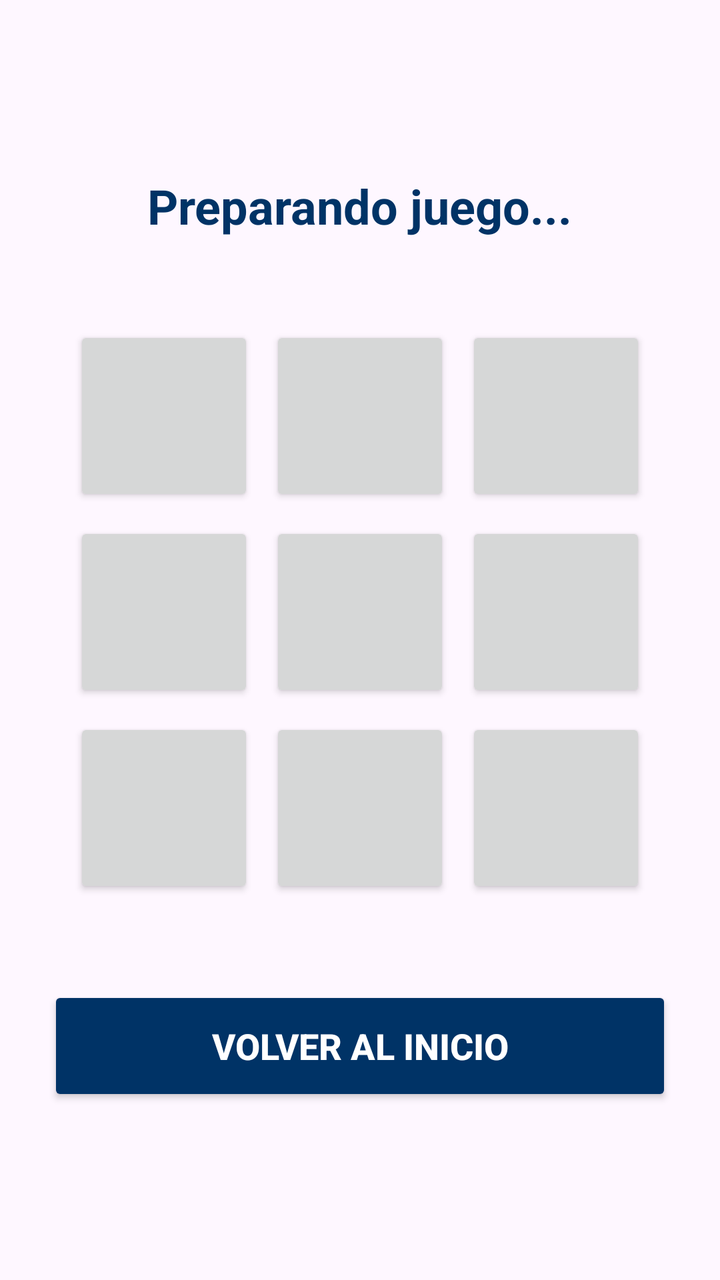
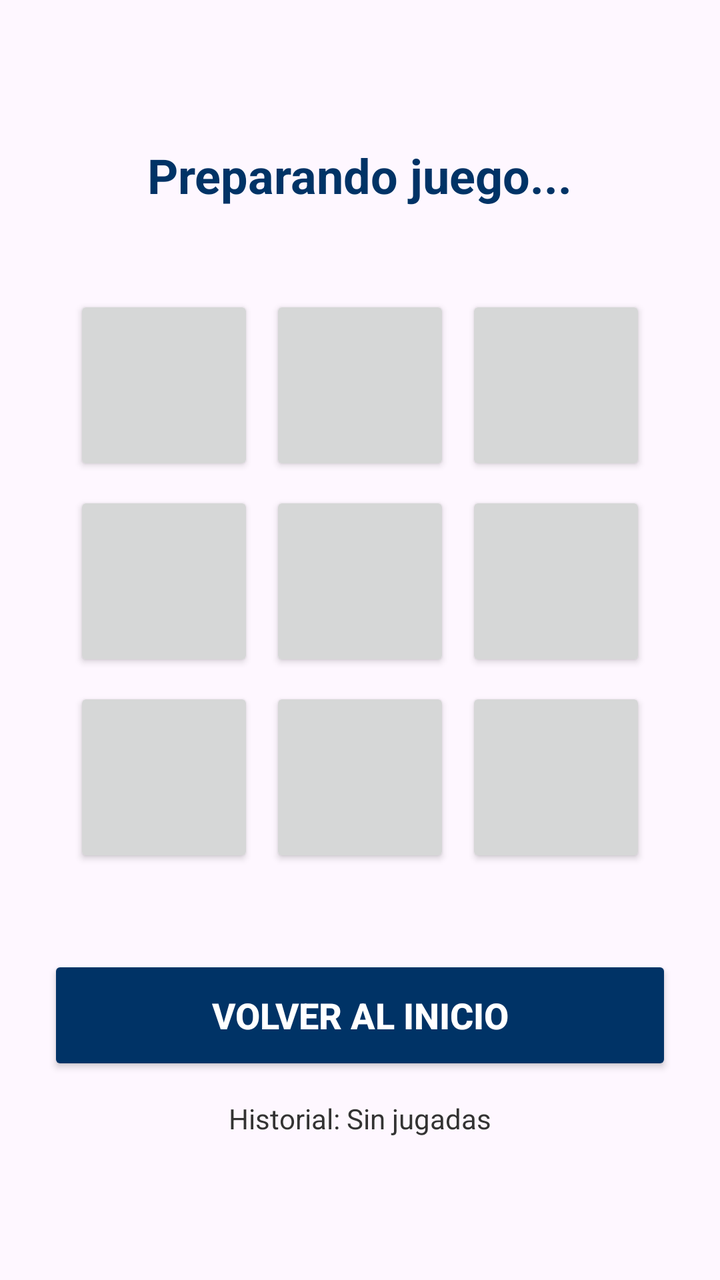

Compare the two renders of this Android layout. The source of the first and the diff that turns it into the second are given below.
<!-- AndroidManifest.xml: application theme Theme.ED_P3_Grupo06 -->
<!-- res/layout/activity_juego.xml -->
<?xml version="1.0" encoding="utf-8"?>
<LinearLayout xmlns:android="http://schemas.android.com/apk/res/android"
    android:layout_width="match_parent"
    android:layout_height="match_parent"
    android:orientation="vertical"
    android:gravity="center"
    android:padding="24dp">

    
    <TextView
        android:id="@+id/tvEstado"
        android:layout_width="wrap_content"
        android:layout_height="wrap_content"
        android:text="Preparando juego..."
        android:textSize="24sp"
        android:textStyle="bold"
        android:textColor="#003366"
        android:layout_marginBottom="40dp"
        android:textAlignment="center" />

    
    <GridLayout
        android:layout_width="wrap_content"
        android:layout_height="wrap_content"
        android:rowCount="3"
        android:columnCount="3"
        android:layout_marginBottom="40dp">

        
        <Button
            android:id="@+id/btn0"
            android:layout_width="90dp"
            android:layout_height="90dp"
            android:textSize="48sp"
            android:textStyle="bold"
            android:layout_margin="4dp" />

        <Button
            android:id="@+id/btn1"
            android:layout_width="90dp"
            android:layout_height="90dp"
            android:textSize="48sp"
            android:textStyle="bold"
            android:layout_margin="4dp" />

        <Button
            android:id="@+id/btn2"
            android:layout_width="90dp"
            android:layout_height="90dp"
            android:textSize="48sp"
            android:textStyle="bold"
            android:layout_margin="4dp" />

        
        <Button
            android:id="@+id/btn3"
            android:layout_width="90dp"
            android:layout_height="90dp"
            android:textSize="48sp"
            android:textStyle="bold"
            android:layout_margin="4dp" />

        <Button
            android:id="@+id/btn4"
            android:layout_width="90dp"
            android:layout_height="90dp"
            android:textSize="48sp"
            android:textStyle="bold"
            android:layout_margin="4dp" />

        <Button
            android:id="@+id/btn5"
            android:layout_width="90dp"
            android:layout_height="90dp"
            android:textSize="48sp"
            android:textStyle="bold"
            android:layout_margin="4dp" />

        
        <Button
            android:id="@+id/btn6"
            android:layout_width="90dp"
            android:layout_height="90dp"
            android:textSize="48sp"
            android:textStyle="bold"
            android:layout_margin="4dp" />

        <Button
            android:id="@+id/btn7"
            android:layout_width="90dp"
            android:layout_height="90dp"
            android:textSize="48sp"
            android:textStyle="bold"
            android:layout_margin="4dp" />

        <Button
            android:id="@+id/btn8"
            android:layout_width="90dp"
            android:layout_height="90dp"
            android:textSize="48sp"
            android:textStyle="bold"
            android:layout_margin="4dp" />

    </GridLayout>

    
    <Button
        android:id="@+id/btnVolver"
        android:layout_width="match_parent"
        android:layout_height="60dp"
        android:text="VOLVER AL INICIO"
        android:textSize="18sp"
        android:textStyle="bold"
        android:backgroundTint="#003366"
        android:textColor="@android:color/white" />

</LinearLayout>
<!-- resources referenced by this layout -->
<resources>
  <style name="Theme.ED_P3_Grupo06" parent="Base.Theme.ED_P3_Grupo06" />
  <style name="Base.Theme.ED_P3_Grupo06" parent="Theme.Material3.DayNight.NoActionBar">
          
          
      </style>
</resources>

<!-- the commit's change to res/layout/activity_juego.xml (unified diff, before → after) -->
@@ -113,5 +113,13 @@
         android:textStyle="bold"
         android:backgroundTint="#003366"
         android:textColor="@android:color/white" />
+    <TextView
+        android:id="@+id/tvHistorialJugadas"
+        android:layout_width="wrap_content"
+        android:layout_height="wrap_content"
+        android:text="Historial: Sin jugadas"
+        android:textSize="14sp"
+        android:textColor="#333333"
+        android:layout_marginTop="12dp" />
 
 </LinearLayout>
